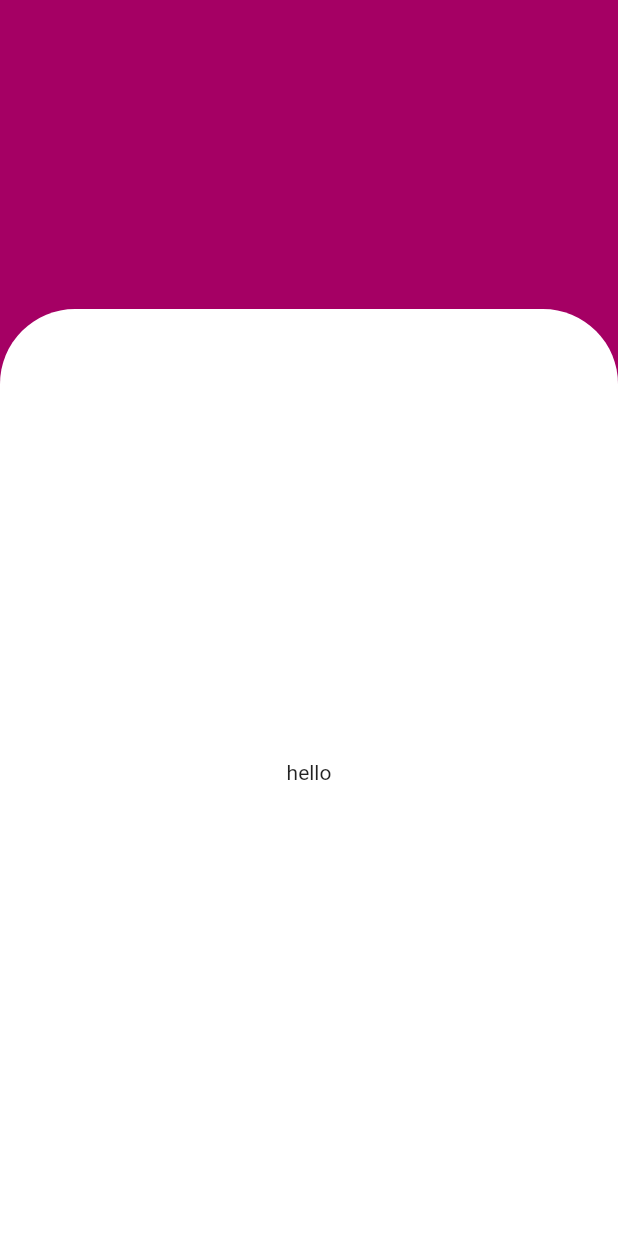
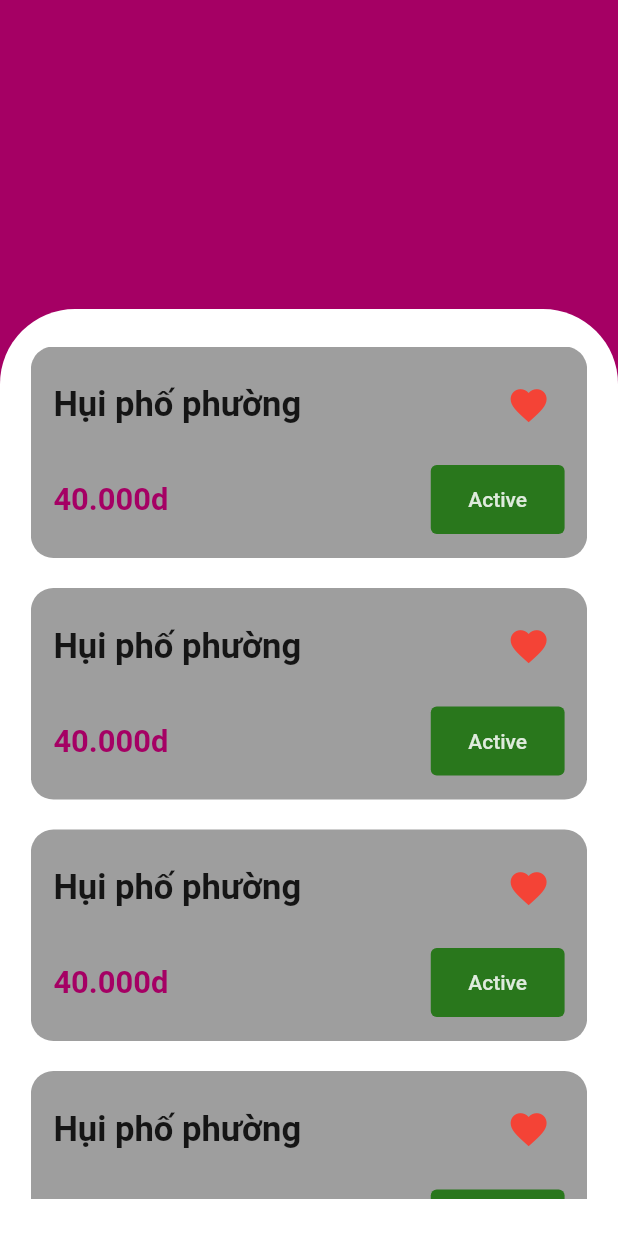
Before and after one commit to vtttuong/hophuionline, a Flutter app: the screen it shows after launch, on a phone screen of 412 x 824 dp. Run offline on Flutter 3.47's test engine with Material 2 defaults, Android fonts, the light colour scheme and no system bars.

Commit message:
create Hui_Group_Item in page 1

```diff
--- a/lib/colors.dart
+++ b/lib/colors.dart
@@ -1,3 +1,5 @@
 import 'package:flutter/material.dart';
 
 const PRIMARY_BACKGROUND = Color(0xFFA50064);
+const PINK_TEXT = Color(0xFFA50064);
+const GREEN = Color(0xFF29771C);
--- a/lib/main.dart
+++ b/lib/main.dart
@@ -26,7 +26,8 @@
           Positioned(
             bottom: 0,
             child: Container(
-              alignment: Alignment.center,
+                padding: const EdgeInsets.symmetric(vertical: 25),
+                alignment: Alignment.topCenter,
                 decoration: const BoxDecoration(
                     color: Colors.white,
                     borderRadius: BorderRadius.only(
@@ -34,11 +35,80 @@
                         topRight: Radius.circular(50))),
                 width: size.width,
                 height: size.height * 0.75,
-              child: const Text("hello"),
+                child: SingleChildScrollView(
+                  child: Column(
+                    crossAxisAlignment: CrossAxisAlignment.center,
+                    children: [
+                      Hui_Group_Item(size: size),
+                      Hui_Group_Item(size: size),
+                      Hui_Group_Item(size: size),
+                      Hui_Group_Item(size: size),
+                      Hui_Group_Item(size: size),
+                    ],
                   ),
+                )),
           )
         ],
       ),
     );
   }
 }
+
+class Hui_Group_Item extends StatelessWidget {
+  const Hui_Group_Item({
+    Key? key,
+    required this.size,
+  }) : super(key: key);
+
+  final Size size;
+
+  @override
+  Widget build(BuildContext context) {
+    return Container(
+        margin: const EdgeInsets.only(bottom: 20),
+        alignment: Alignment.topCenter,
+        padding: const EdgeInsets.all(15),
+        decoration: const BoxDecoration(
+            color: Colors.grey,
+            borderRadius: BorderRadius.all(Radius.circular(15))),
+        width: size.width * 0.9,
+        child: Column(children: [
+          Row(
+            mainAxisAlignment: MainAxisAlignment.spaceBetween,
+            children: [
+              Text(
+                "Hụi phố phường",
+                style: TextStyle(
+                    fontSize: size.height * 0.028, fontWeight: FontWeight.bold),
+              ),
+              IconButton(
+                iconSize: size.height * 0.035,
+                icon: Icon(Icons.favorite),
+                color: Colors.red,
+                onPressed: () {},
+              )
+            ],
+          ),
+          const SizedBox(height: 15),
+          Row(
+            mainAxisAlignment: MainAxisAlignment.spaceBetween,
+            children: [
+              Text("40.000d",
+                  style: TextStyle(
+                      fontSize: size.height * 0.025,
+                      fontWeight: FontWeight.bold,
+                      color: PINK_TEXT)),
+              TextButton(
+                style: TextButton.styleFrom(
+                    padding: const EdgeInsets.symmetric(
+                        vertical: 15, horizontal: 25),
+                    primary: Color.fromARGB(217, 255, 255, 255),
+                    backgroundColor: GREEN),
+                child: Text("Active"),
+                onPressed: () {},
+              )
+            ],
+          ),
+        ]));
+  }
+}
```
Lines whose indentation alone changed are shown as unchanged.
